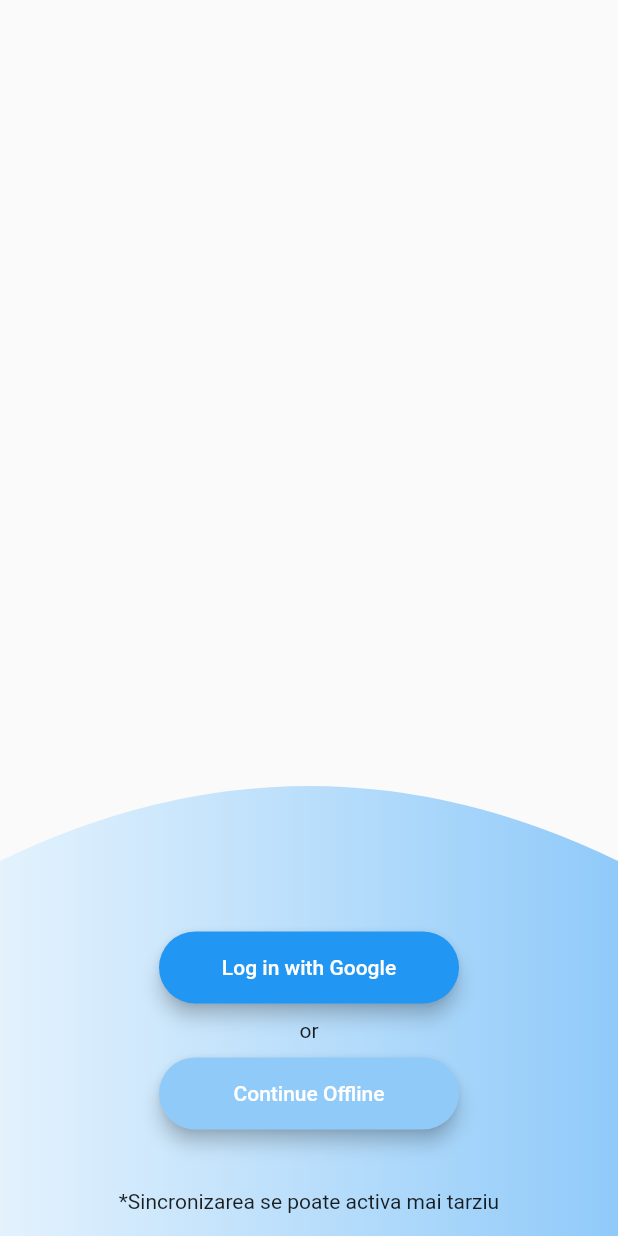
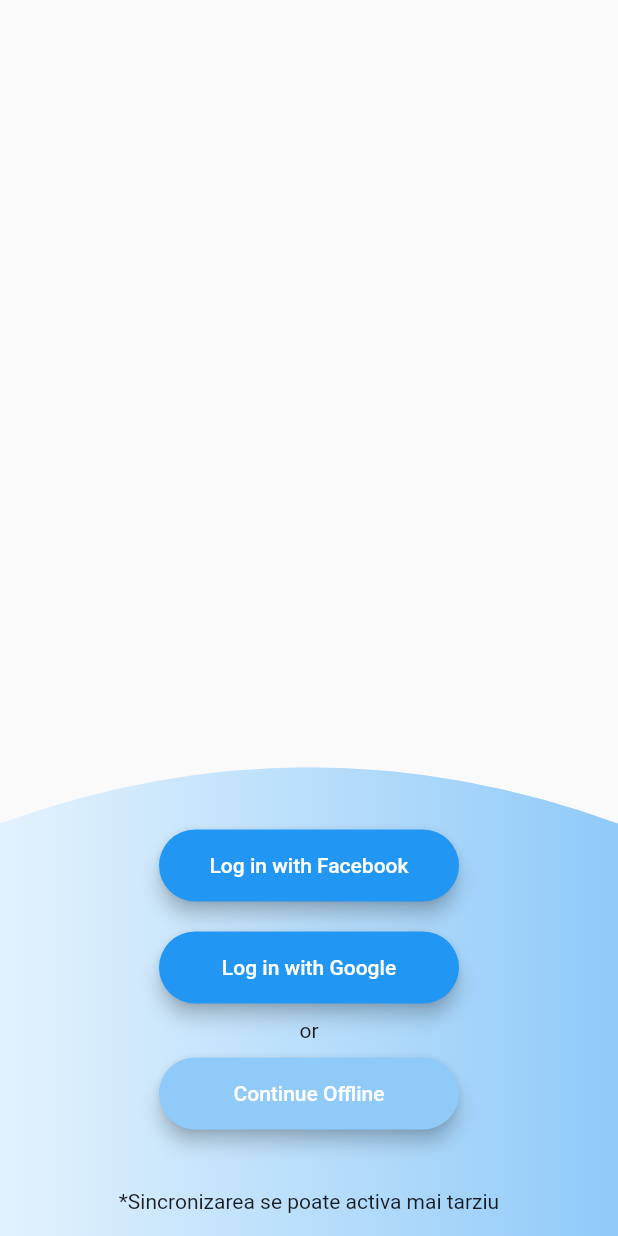
Before and after one commit to JusticeBringer/OD-Journal, a Flutter app: the LandingP screen opened by its route, on a phone screen of 412 x 824 dp. Run offline on Flutter 3.47's test engine with Material 2 defaults, Android fonts, the phone set to English and light mode, and no system bars; our stand-ins replace flutter_spinkit.

Commit message:
Login with Facebook button added

```diff
--- a/lib/home.dart
+++ b/lib/home.dart
@@ -14,7 +14,7 @@
           scaffoldBackgroundColor: kBackgroundColor,
           fontFamily: "Poppins",
           textTheme: TextTheme(
-            bodyText1: TextStyle(color: kBodyTextColor),
+            body1: TextStyle(color: kBodyTextColor),
           )),
       home: Home(),
     );
--- a/lib/landing_page.dart
+++ b/lib/landing_page.dart
@@ -18,7 +18,7 @@
             ClipPath(
                 clipper: MyClipper(),
                 child: Container(
-                height: 500,
+                height: 550,
                 width: double.infinity,
                 decoration: BoxDecoration(
                   gradient: LinearGradient(
@@ -34,7 +34,12 @@
                     children: <Widget>[
                       RoundedButton(
                         color: Colors.blue,
-	                    onPressed: (){},
+	                      onPressed: (){},
+                        text: 'Log in with Facebook'
+                      ),
+                      RoundedButton(
+                        color: Colors.blue,
+	                      onPressed: (){},
                         text: 'Log in with Google'
                       ),
                       Text("or"),
@@ -65,7 +70,7 @@
     path.moveTo(0, size.height);
     path.lineTo(0, size.height/2);
     //path.lineTo(size.width, size.height/2);
-    path.quadraticBezierTo(size.width / 2, 150, size.width, size.height/2);
+    path.quadraticBezierTo(size.width / 2, 200, size.width, size.height/2);
     path.lineTo(size.width, size.height);
     path.close();
     return path;
```
